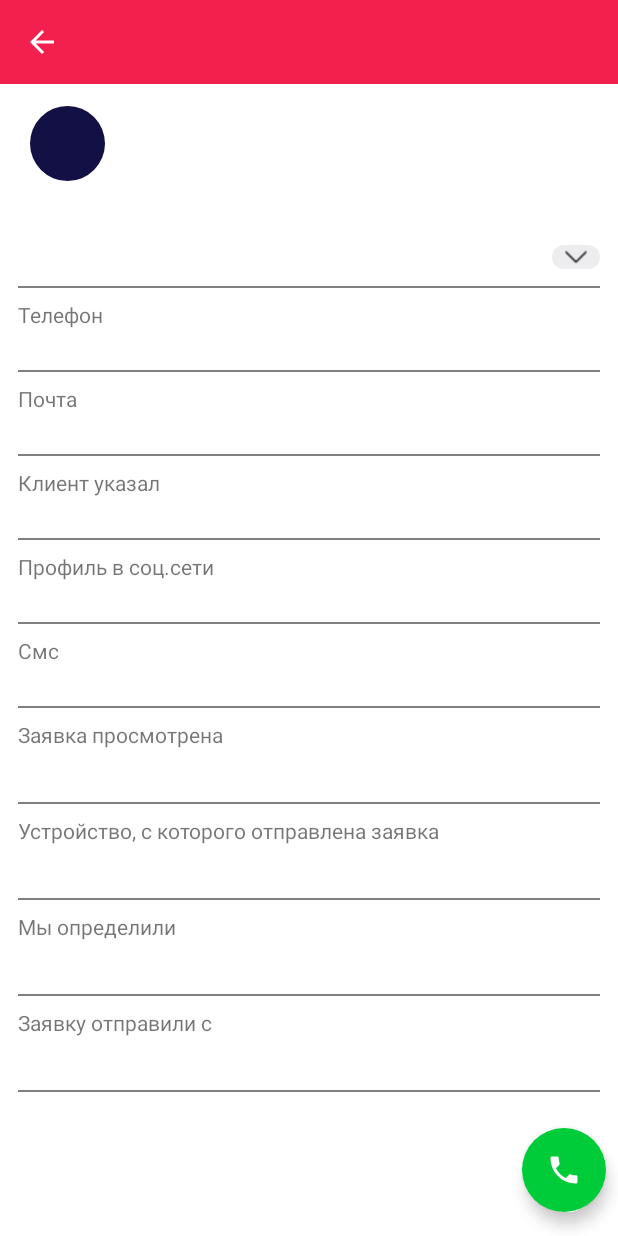
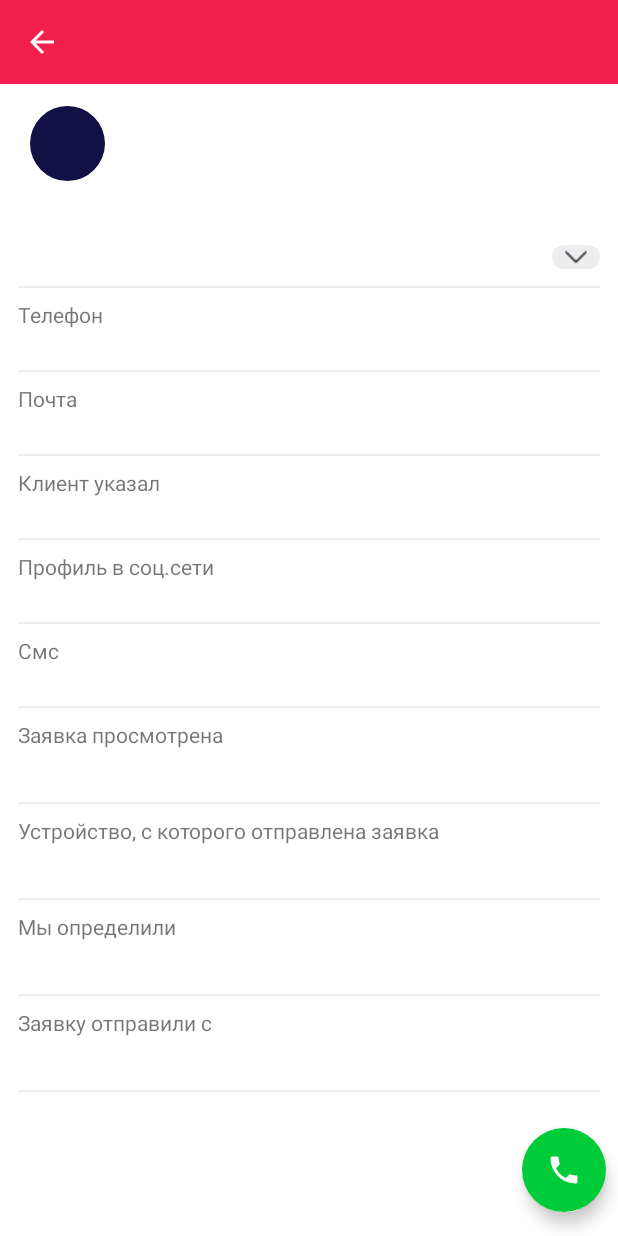
Before and after one commit to VdovinN/Venyoo, an Android app: the LeadDetailActivity screen opened directly, with no data from a screen before it, on a phone screen of 412 x 824 dp. Run offline under Robolectric (Android 15) with nearby library versions, the phone set to English and light mode, and no system bars; our stand-ins replace CircleImageView, Dagger/Hilt's generated code, Picasso, RxJava; libraries missing offline, so code that uses them is left out: com.amulyakhare.textdrawable, com.jakewharton.rxbinding2, com.r0adkll.slidr; pictures from the network do not load; 2 statements that could not run were skipped.

Commit message:
base commit;

```diff
--- a/app/src/main/java/com/app/venyoo/network/model/Lead.kt
+++ b/app/src/main/java/com/app/venyoo/network/model/Lead.kt
@@ -55,5 +55,7 @@ data class Lead(
         @SerializedName("socialData")
         var socialData: SocialData? = null,
         @SerializedName("room_id")
-        val roomId: String
+        val roomId: String,
+        @SerializedName("statuses")
+        val statuses: List<Status>? = null
 ) : Serializable
--- a/app/src/main/res/layout/lead_detail_layout.xml
+++ b/app/src/main/res/layout/lead_detail_layout.xml
@@ -112,7 +112,7 @@
             <View
                 android:layout_width="match_parent"
                 android:layout_height="1dp"
-                android:background="@color/generalGray" />
+                android:background="@color/dividerColor" />
 
             <TextView
                 android:id="@+id/leadUserPhoneFieldTitleTextView"
@@ -132,7 +132,7 @@
                 android:id="@+id/leadUserPhoneFieldLineView"
                 android:layout_width="match_parent"
                 android:layout_height="1dp"
-                android:background="@color/generalGray" />
+                android:background="@color/dividerColor" />
 
             <TextView
                 android:id="@+id/leadUserMailTitleTextView"
@@ -152,7 +152,7 @@
                 android:id="@+id/leadUserMailLineView"
                 android:layout_width="match_parent"
                 android:layout_height="1dp"
-                android:background="@color/generalGray" />
+                android:background="@color/dividerColor" />
 
             <TextView
                 android:id="@+id/leadUserTownTitleTextView"
@@ -172,7 +172,7 @@
                 android:id="@+id/leadUserTownLineView"
                 android:layout_width="match_parent"
                 android:layout_height="1dp"
-                android:background="@color/generalGray" />
+                android:background="@color/dividerColor" />
 
             <TextView
                 android:id="@+id/leadUserSocialProfileTitleTextView"
@@ -193,7 +193,7 @@
                 android:id="@+id/leadUserSocialProfileLineView"
                 android:layout_width="match_parent"
                 android:layout_height="1dp"
-                android:background="@color/generalGray" />
+                android:background="@color/dividerColor" />
 
             <TextView
                 android:id="@+id/leadUserSmsTitleTextView"
@@ -213,7 +213,7 @@
                 android:id="@+id/leadUserSmsLineView"
                 android:layout_width="match_parent"
                 android:layout_height="1dp"
-                android:background="@color/generalGray" />
+                android:background="@color/dividerColor" />
 
             <TextView
                 android:id="@+id/leadUserSeenTitleTextView"
@@ -234,7 +234,7 @@
                 android:id="@+id/leadUserSeenLineView"
                 android:layout_width="match_parent"
                 android:layout_height="1dp"
-                android:background="@color/generalGray" />
+                android:background="@color/dividerColor" />
 
             <TextView
                 android:id="@+id/leadUserDeviceTitleTextView"
@@ -255,7 +255,7 @@
                 android:id="@+id/leadUserDeviceLineView"
                 android:layout_width="match_parent"
                 android:layout_height="1dp"
-                android:background="@color/generalGray" />
+                android:background="@color/dividerColor" />
 
             <TextView
                 android:id="@+id/leadUserCityByIpTitleTextView"
@@ -276,7 +276,7 @@
                 android:id="@+id/leadUserCityByIpLineView"
                 android:layout_width="match_parent"
                 android:layout_height="1dp"
-                android:background="@color/generalGray" />
+                android:background="@color/dividerColor" />
 
             <TextView
                 android:id="@+id/leadUserUrlTitleTextView"
@@ -297,7 +297,7 @@
                 android:id="@+id/leadUserUrlLineView"
                 android:layout_width="match_parent"
                 android:layout_height="1dp"
-                android:background="@color/generalGray" />
+                android:background="@color/dividerColor" />
 
         </LinearLayout>
 
--- a/app/src/main/res/layout/lead_item_layout.xml
+++ b/app/src/main/res/layout/lead_item_layout.xml
@@ -66,6 +66,6 @@
         android:layout_alignParentBottom="true"
         android:layout_toEndOf="@id/leadUserImageView"
         android:layout_toRightOf="@id/leadUserImageView"
-        android:background="@color/generalGray" />
+        android:background="@color/dividerColor" />
 
 </RelativeLayout>
--- a/app/src/main/res/values/colors.xml
+++ b/app/src/main/res/values/colors.xml
@@ -13,4 +13,5 @@
     <color name="greenCall">#00CB39</color>
     <color name="grayStatusBarColor">#BFBFBF</color>
     <color name="redStatusBarColor">#CF1B42</color>
+    <color name="dividerColor">#EDEDF0</color>
 </resources>
```
Also changed, not shown: app/src/main/java/com/app/venyoo/network/model/Status.kt (added, +15 -0 lines).
